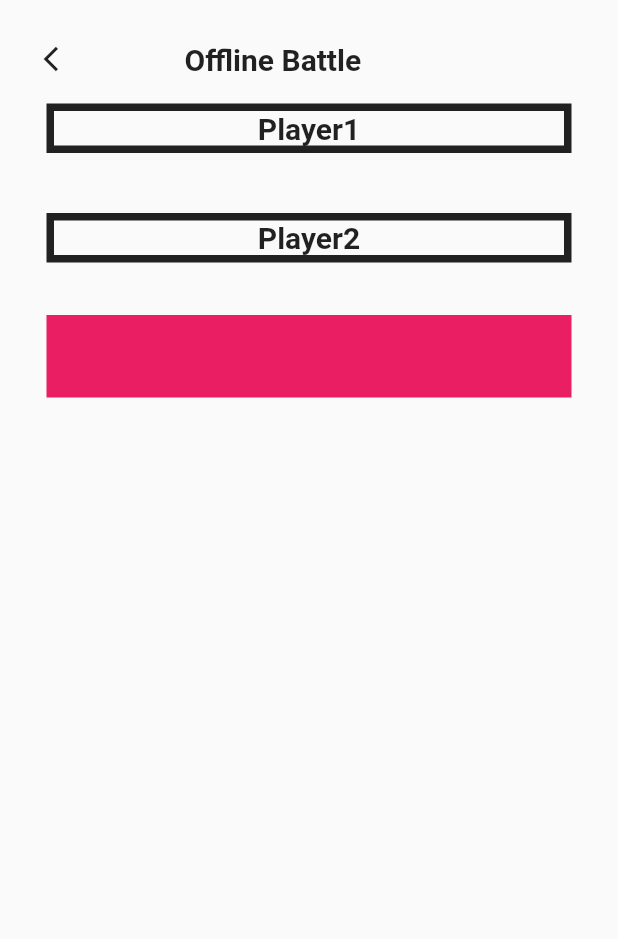
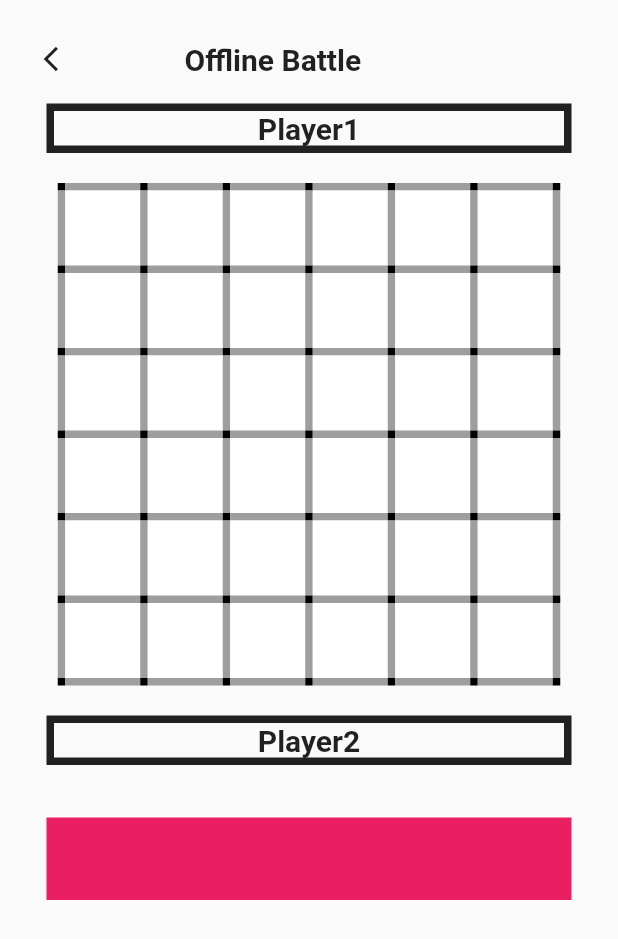
Before and after one commit to KooimaI9/product1, a Flutter app: the screen it shows after launch, after a tap on "offline", on a phone screen of 412 x 824 dp. Shown: the top 939 px of the screen. Run offline on Flutter 3.47's test engine with Material 2 defaults, Android fonts, the phone set to English and light mode, and no system bars.

Commit message:
provider

```diff
--- /dev/null
+++ b/lib/Domain/color_model.dart
@@ -0,0 +1,52 @@
+import 'package:flutter/cupertino.dart';
+import 'color.dart';
+
+class VerticalLineColorData {
+  List<List<Color>> createVerticalLineColorData(){
+    List<Color> _elementList = List.filled(6, lineDefaultColor);
+    List<List<Color>> _verticalLineColorData = List.filled(7, _elementList);
+    return _verticalLineColorData;
+  }
+}
+
+
+class HorizontalLineColorData {
+  List<List<Color>> createHorizontalLineColorData(){
+    List<Color> _elementList = List.filled(7, lineDefaultColor);
+    List<List<Color>> horizontalLineColorData = List.filled(6, _elementList);
+    return horizontalLineColorData;
+  }
+}
+
+class BoxColorData {
+  List<List<Color>> createBoxColorData(){
+    List<Color> _elementList = List.filled(6, boxDefaultColor);
+    List<List<Color>> boxColorData = List.filled(6, _elementList);
+    return boxColorData;
+  }
+}
+
+
+class VerticalLineColorDataPro with ChangeNotifier {
+  final color = VerticalLineColorData().createVerticalLineColorData();
+  void changeColor(int x,int y,Color currentColor) {
+    color[x][y] = currentColor;
+    notifyListeners();
+  }
+}
+
+class HorizontalLineColorDataPro with ChangeNotifier {
+  final color = HorizontalLineColorData().createHorizontalLineColorData();
+  void changeColor(int x,int y,Color currentColor) {
+    color[x][y] = currentColor;
+    notifyListeners();
+  }
+}
+
+class BoxColorDataPro with ChangeNotifier {
+  final color = BoxColorData().createBoxColorData();
+  void changeColor(int x,int y,Color currentColor) {
+    color[x][y] = currentColor;
+    notifyListeners();
+  }
+}
--- a/lib/Domain/bord/definition_layout.dart
+++ b/lib/Domain/component.dart
@@ -1,4 +1,8 @@
 import 'package:flutter/material.dart';
+import 'package:flutter_app1/Domain/color_model.dart';
+import 'package:provider/provider.dart';
+
+import 'function.dart';
 
 //変数
 
@@ -11,8 +15,8 @@ final double settingLength1 = 5;
 //　箱の一辺
 final double settingLength2 = 50;
 
-//　点の色
-final Color colors1 = Colors.black;
+
+Color colors1 = Colors.black;
 
 //　線の色＿デフォルト
 Color colors2 = Colors.grey;
@@ -20,17 +24,26 @@ Color colors2 = Colors.grey;
 //　箱の色＿デフォルト
 Color colors3 = Colors.white;
 
+//　箱の色＿デフォルト
+Color colors4 = Colors.blue;
+
 //　横向きの配列
 List<Widget> verticalList = [];
+
+//　横向きの配列2
+List<Widget> verticalList2 = [];
 
 //　縦向きの配列
 List<Widget> horizontalList = [];
 
+//　縦向きの配列2
+List<Widget> horizontalList2 = [];
+
 // 全体の配列
 List<Widget> entireList = [];
 
-// 要素の配列
-List<Widget> elementList = [];
+// 全体の配列2
+List<Widget> entireList2 = [];
 
 //Widget1
 
@@ -49,24 +62,22 @@ class Point extends StatelessWidget {
 
 //縦線
 
-class VerticalLine extends StatefulWidget {
-  VerticalLine(this._navigationX,this._navigationY);
+class VerticalLine extends StatelessWidget {
+  VerticalLine(this._navigationX,this._navigationY,this._verticalOrHorizontal);
   final int _navigationX ;
   final int _navigationY ;
-  @override
-  _VerticalLineState createState() => _VerticalLineState();
-}
-
-class _VerticalLineState extends State<VerticalLine> {
+  final bool _verticalOrHorizontal;
+  bool _lineAble = true;
   @override
   Widget build(BuildContext context) {
     return GestureDetector(
-      onTap: () {
-        setState(() {
-        });
+      onTap:() {
+        Provider.of<VerticalLineColorDataPro>(context, listen: false).changeColor(_navigationX, _navigationY, Colors.amber);
+        print (_navigationX);
+        print (_navigationY);
       },
       child: Container(
-        color: colors2,
+        color: Provider.of<VerticalLineColorDataPro>(context).color[_navigationX][_navigationY],
         height: settingLength2,
         width: settingLength1,
       ),
@@ -76,25 +87,22 @@ class _VerticalLineState extends State<VerticalLine> {
 
 //横線
 
-class HorizontalLine extends StatefulWidget {
-  HorizontalLine(this._navigationX,this._navigationY);
+class HorizontalLine extends StatelessWidget {
+  HorizontalLine(this._navigationX,this._navigationY,this._verticalOrHorizontal);
   final int _navigationX;
   final int _navigationY;
-  @override
-  _HorizontalLineState createState() => _HorizontalLineState();
-}
-
-class _HorizontalLineState extends State<HorizontalLine> {
+  final bool _verticalOrHorizontal;
+  bool _lineAble = true;
   @override
   Widget build(BuildContext context) {
     return GestureDetector(
       onTap: () {
-        setState(() {
-
-        });
+        Provider.of<HorizontalLineColorDataPro>(context, listen: false).changeColor(_navigationX, _navigationY, Colors.amber);
+        print (_navigationX);
+        print (_navigationY);
       },
       child: Container(
-        color: colors2,
+        color: Provider.of<HorizontalLineColorDataPro>(context).color[_navigationX][_navigationY],
         height: settingLength1,
         width: settingLength2,
       ),
@@ -102,35 +110,32 @@ class _HorizontalLineState extends State<HorizontalLine> {
   }
 }
 
+
+
 // 箱
 
-class Box extends StatefulWidget {
+class Box extends StatelessWidget {
   Box(this._navigationX,this._navigationY);
   final int _navigationX;
   final int _navigationY;
   @override
-  _BoxState createState() => _BoxState();
-}
-
-class _BoxState extends State<Box> {
-  @override
   Widget build(BuildContext context) {
     return Container(
-      color: colors3,
+      color: Provider.of<BoxColorDataPro>(context).color[_navigationX][_navigationY],
       height: settingLength2,
       width: settingLength2,
     );
   }
 }
 
+
 //Rowの定義
 
 class RowWidget extends StatelessWidget {
-  RowWidget(this.receiver);
-  List receiver;
+  RowWidget(this.element);
+  final List element;
   @override
   Widget build(BuildContext context) {
-    List element = receiver;
     return Row(
       children: element,
     );
--- a/lib/Domain/bord/intializer.dart
+++ b/lib/Domain/intializer.dart
@@ -1,6 +1,4 @@
-import 'package:flutter/cupertino.dart';
-
-import 'definition_layout.dart';
+import 'component.dart';
 
 void initializer(){
   //縦線の座標
@@ -18,19 +16,19 @@ void initializer(){
         if (b % 2 == 0) {
           horizontalList.add(Point());
         } else {
-          horizontalList.add(HorizontalLine(horizontalX,horizontalY));
+          horizontalList.add(HorizontalLine(horizontalX,horizontalY,false));
           horizontalX ++ ;
         }
       }
       horizontalX = 0 ;
       horizontalY ++ ;
-
-      entireList.add(RowWidget(horizontalList));
+      horizontalList2 = [...horizontalList];
+      entireList.add(RowWidget(horizontalList2));
       horizontalList.clear();
     }else{
        for (var b = 0; b < 13; b++) {
           if (b % 2 == 0) {
-            verticalList.add(VerticalLine(verticalX,verticalY));
+            verticalList.add(VerticalLine(verticalX,verticalY,true));
             verticalX ++ ;
           } else {
             verticalList.add(Box(boxX,boxY));
@@ -41,7 +39,8 @@ void initializer(){
        verticalY ++ ;
        boxX = 0 ;
        boxY ++ ;
-       entireList.add(RowWidget(verticalList));
+       verticalList2 = [...verticalList];
+       entireList.add(RowWidget(verticalList2));
        verticalList.clear();
     }
   }
--- a/lib/Presentation/offlinepage/offline.dart
+++ b/lib/Presentation/offlinepage/offline.dart
@@ -1,10 +1,15 @@
 import 'package:flutter/material.dart';
-import 'package:flutter_app1/Domain/bord/definition_layout.dart';
-import 'package:flutter_app1/Domain/bord/intializer.dart';
+import 'package:flutter_app1/Domain/color_model.dart';
+import 'package:flutter_app1/Domain/component.dart';
+import 'package:flutter_app1/Domain/intializer.dart';
+import 'package:provider/provider.dart';
 
 class OffLinePage extends StatelessWidget {
   @override
   Widget build(BuildContext context) {
+    entireList.clear();
+    horizontalList.clear();
+    verticalList.clear();
     initializer();
     return SafeArea(
       child: Scaffold(
@@ -24,9 +29,6 @@ class OffLinePage extends StatelessWidget {
                         IconButton(
                           onPressed: () {
                             Navigator.pop(context);
-                        entireList.clear();
-                        horizontalList.clear();
-                        verticalList.clear();
                       },
                           icon: Icon(
                             Icons.arrow_back_ios,
@@ -68,9 +70,11 @@ class OffLinePage extends StatelessWidget {
                   ),
                       Container(
                         width: 350,
-                    decoration: BoxDecoration(
+                        decoration:
+                        BoxDecoration(
                             border: Border.all(color: Colors.black87, width: 5)),
-                    child: Row(
+                      child:
+                        Row(
                           mainAxisAlignment: MainAxisAlignment.center,
                           children: [
                             Container(
@@ -95,6 +99,12 @@ class OffLinePage extends StatelessWidget {
               height: 20,
             ),
             Container(
+              child: MultiProvider(
+                providers: [
+                  ChangeNotifierProvider<VerticalLineColorDataPro>(create: (context)=>VerticalLineColorDataPro()),
+                  ChangeNotifierProvider<HorizontalLineColorDataPro>(create: (context)=>HorizontalLineColorDataPro()),
+                  ChangeNotifierProvider<BoxColorDataPro>(create: (context)=>BoxColorDataPro()),
+                ],
                 child: Row(
                   mainAxisAlignment: MainAxisAlignment.center,
                   children: [
@@ -103,6 +113,7 @@ class OffLinePage extends StatelessWidget {
                         crossAxisAlignment: CrossAxisAlignment.center,
                         children: entireList),
                   ],
+                ),
               ),
             ),
             SizedBox(
@@ -119,11 +130,13 @@ class OffLinePage extends StatelessWidget {
                         width: 350,
                         decoration: BoxDecoration(
                         border: Border.all(color: Colors.black87, width: 5)),
-                    child: Row(
+                        child:
+                        Row(
                           mainAxisAlignment: MainAxisAlignment.center,
                           children: [
                           Container(
-                          child: Text(
+                            child:
+                            Text(
                               "Player2",
                               style: TextStyle(
                               fontWeight: FontWeight.bold,
--- a/pubspec.yaml
+++ b/pubspec.yaml
@@ -28,6 +28,7 @@ dependencies:
   # The following adds the Cupertino Icons font to your application.
   # Use with the CupertinoIcons class for iOS style icons.
   cupertino_icons: ^1.0.0
+  provider: ^4.3.2+3
 
 dev_dependencies:
   flutter_test:
```
Also changed, not shown: lib/Domain/color.dart (added, +8 -0 lines), lib/Domain/data.dart (added, +81 -0 lines), lib/Domain/bord/definition_data.dart (deleted), lib/Domain/function.dart (added), pubspec.lock. Lines whose indentation alone changed are shown as unchanged.
